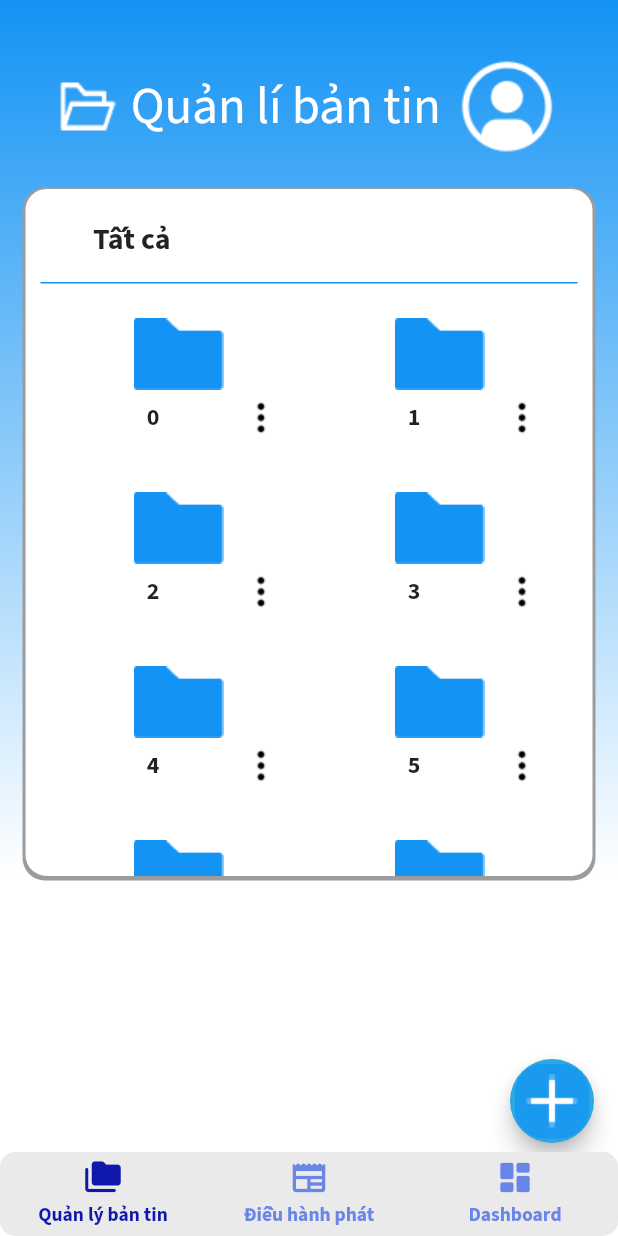
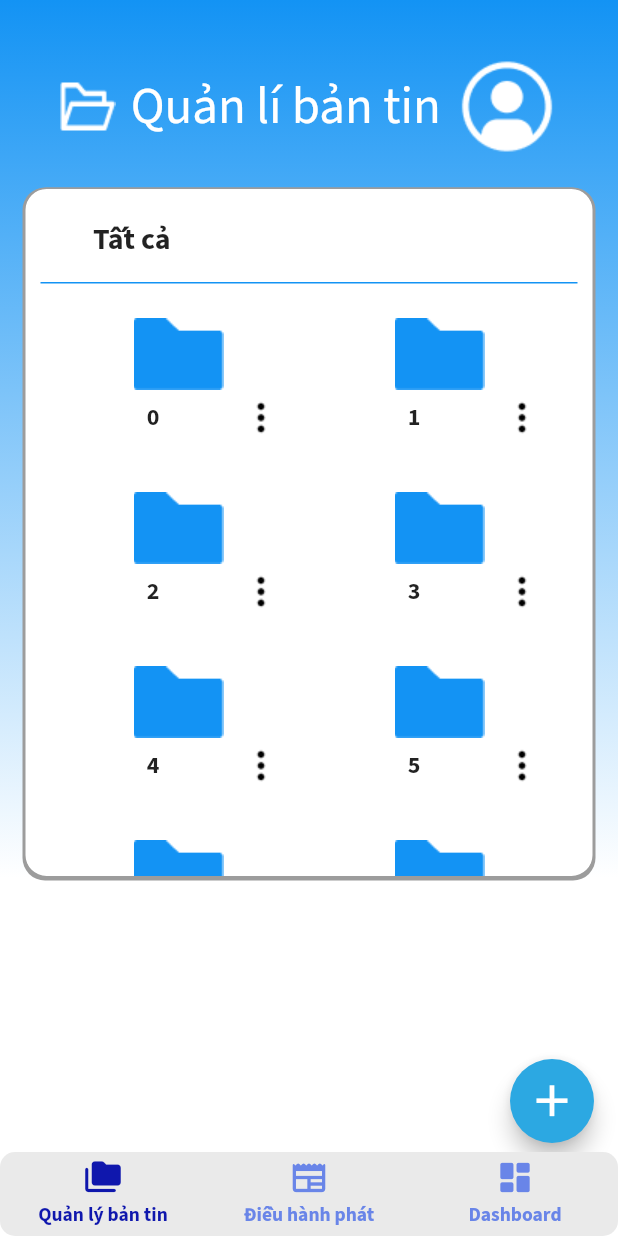
Before and after one commit to huynhthanhbach/mobile_ics_flutter, a Flutter app: the screen it shows after launch, on a phone screen of 412 x 824 dp. Run offline on Flutter 3.47's test engine with Material 2 defaults, Android fonts, the phone set to English and light mode, and no system bars; drawn by our look-alikes of flutter_smart_dialog, oktoast, persistent_bottom_nav_bar_v2; our stand-ins replace cached_network_image, charts_flutter, connectivity_plus, custom_radio_grouped_button, get, google_fonts and 4 more; missing offline and left inert: awesome_icons.

Commit message:
Dat push 20/06
Thay doi icon floating button

```diff
--- a/lib/views/news_management/news_management_screen.dart
+++ b/lib/views/news_management/news_management_screen.dart
@@ -127,11 +127,7 @@ class NewsManagementScreen extends StatelessWidget {
   Widget bottomSheetFloatingButton(
           BuildContext context, FileManagerController controller) =>
       FloatingActionButton(
-        child: ClipRRect(
-          borderRadius: BorderRadius.circular(20),
-          child: Image.asset('assets/icons/nm_floatingbutton-action.png'),
-        ),
-        // Gọi hàm xử lí hiện bottom sheet lên khi nhấn vào
+        child: const Icon(Icons.add, color: Colors.white, size: 35),
         onPressed: () {
           floatingButtonAction(context, controller);
         },
```
